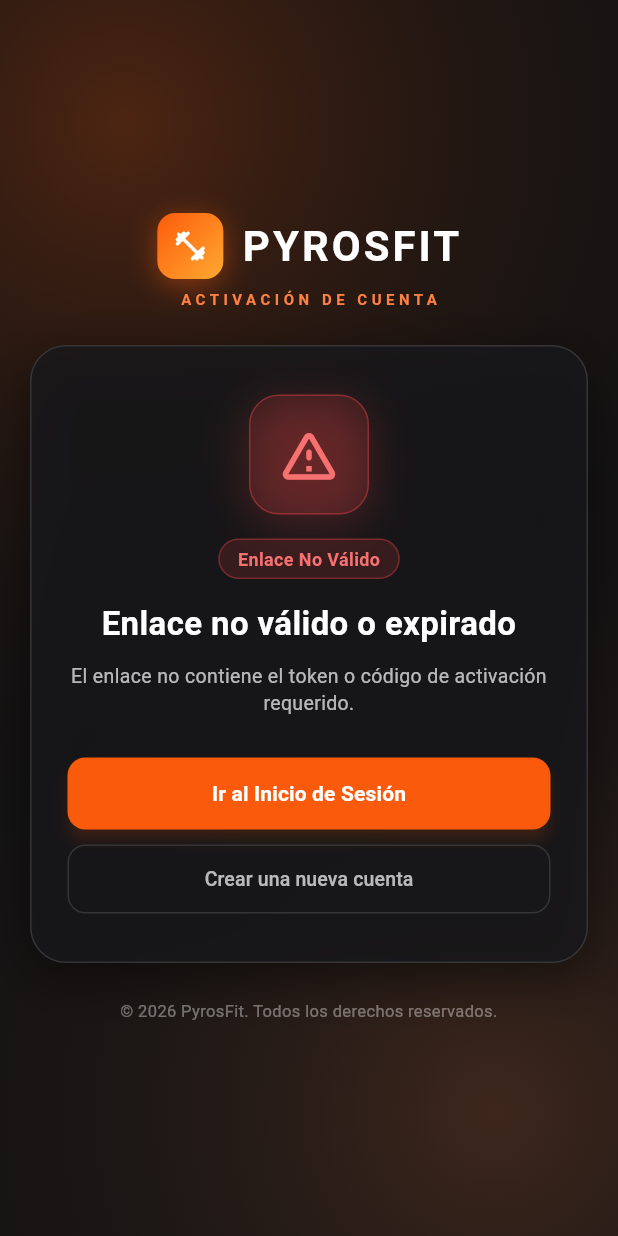
After one commit to AbelSpecs/FitnessCocoMovil, a Flutter app: the ConfirmEmailScreen screen opened by its route, on a phone screen of 412 x 824 dp. The commit adds this screen. Run offline on Flutter 3.47's test engine with Material 3 defaults, Android fonts, the phone set to English and light mode, and no system bars; our stand-ins replace dio, flutter_dotenv, flutter_secure_storage, go_router, logger, toastification; accounts and stored records are empty; Roboto replaces fonts that are missing (Barlow, BebasNeue).

Commit message:
fix: fixed some bugs

```diff
--- a/lib/core/router/route_tree.dart
+++ b/lib/core/router/route_tree.dart
@@ -4,6 +4,7 @@ import 'package:pyrosfitmovil/core/router/router.dart';
 import 'package:pyrosfitmovil/features/auth/presentation/screens/login_screen.dart';
 import 'package:pyrosfitmovil/features/auth/presentation/screens/register_screen.dart';
 import 'package:pyrosfitmovil/features/auth/presentation/screens/register_info_screen.dart';
+import 'package:pyrosfitmovil/features/auth/presentation/screens/confirm_email_screen.dart';
 
 import 'package:pyrosfitmovil/features/clients/presentation/screens/clients_screen.dart';
 import 'package:pyrosfitmovil/features/clients/presentation/screens/client_routines_screen.dart';
@@ -111,7 +112,20 @@ class AppRouter {
         GoRoute(
           path: '/register-info',
           builder: (context, state) => const RegisterInfoScreen(),
-        )
+        ),
+        GoRoute(
+          path: '/confirm-email',
+          builder: (context, state) {
+            final userId = state.uri.queryParameters['userId'];
+            final token = state.uri.queryParameters['token'];
+            final code = state.uri.queryParameters['code'];
+            return ConfirmEmailScreen(
+              userId: userId,
+              token: token,
+              code: code,
+            );
+          },
+        ),
       ],
       errorBuilder: (context, state) {
         return DefaultErrorScreen(
--- a/lib/features/auth/data/services/auth_service.dart
+++ b/lib/features/auth/data/services/auth_service.dart
@@ -67,4 +67,43 @@ class AuthService {
   static Future<void> associateCoach(CoachStudent data) async {
     await _api.post('/CoachStudents', data: data.toJson());
   }
+
+  static Future<Map<String, dynamic>> confirmEmail({
+    int? userId,
+    required String code,
+  }) async {
+    try {
+      final response = await _api.post('/Users/ConfirmEmail', data: {
+        'code': code,
+        'token': code,
+        if (userId != null) 'userId': userId,
+      });
+
+      if (response.data != null) {
+        if (response.data['isSuccess'] == false || response.data['success'] == false) {
+          throw Exception(
+              response.data['message'] ?? 'El código de activación es inválido o ha expirado.');
+        }
+        return response.data is Map<String, dynamic>
+            ? response.data as Map<String, dynamic>
+            : <String, dynamic>{};
+      }
+      throw Exception('Ha ocurrido un error al confirmar tu cuenta.');
+    } on DioException catch (e) {
+      if (e.response != null && e.response?.data != null) {
+        final data = e.response!.data;
+        if (data is Map) {
+          final msg = data['message'] ?? data['title'];
+          if (msg != null) throw Exception(msg.toString());
+        }
+      }
+      throw Exception('El enlace de activación ha expirado o ya ha sido utilizado.');
+    } catch (e) {
+      logger.e('Error en confirmEmail: ');
+      if (e.toString().contains('Exception:')) {
+        rethrow;
+      }
+      throw Exception('Ha ocurrido un error al confirmar tu cuenta.');
+    }
+  }
 }
--- /dev/null
+++ b/lib/features/auth/presentation/screens/confirm_email_screen.dart
@@ -0,0 +1,519 @@
+import 'package:flutter/material.dart';
+import 'package:go_router/go_router.dart';
+import 'package:pyrosfitmovil/features/auth/data/services/auth_service.dart';
+import 'package:pyrosfitmovil/theme/app_theme.dart';
+
+enum ConfirmEmailStatus { validating, success, error }
+
+class ConfirmEmailScreen extends StatefulWidget {
+  final String? userId;
+  final String? token;
+  final String? code;
+
+  const ConfirmEmailScreen({
+    super.key,
+    this.userId,
+    this.token,
+    this.code,
+  });
+
+  @override
+  State<ConfirmEmailScreen> createState() => _ConfirmEmailScreenState();
+}
+
+class _ConfirmEmailScreenState extends State<ConfirmEmailScreen>
+    with SingleTickerProviderStateMixin {
+  ConfirmEmailStatus _status = ConfirmEmailStatus.validating;
+  String _errorMessage = '';
+  late AnimationController _pulseController;
+  late Animation<double> _pulseAnimation;
+
+  @override
+  void initState() {
+    super.initState();
+    _pulseController = AnimationController(
+      vsync: this,
+      duration: const Duration(milliseconds: 1500),
+    )..repeat(reverse: true);
+
+    _pulseAnimation = Tween<double>(begin: 0.9, end: 1.1).animate(
+      CurvedAnimation(parent: _pulseController, curve: Curves.easeInOut),
+    );
+
+    _executeConfirmation();
+  }
+
+  @override
+  void dispose() {
+    _pulseController.dispose();
+    super.dispose();
+  }
+
+  Future<void> _executeConfirmation() async {
+    final activeToken = widget.token?.isNotEmpty == true
+        ? widget.token!
+        : (widget.code?.isNotEmpty == true ? widget.code! : '');
+
+    if (activeToken.isEmpty) {
+      if (mounted) {
+        setState(() {
+          _status = ConfirmEmailStatus.error;
+          _errorMessage =
+              'El enlace no contiene el token o código de activación requerido.';
+        });
+      }
+      return;
+    }
+
+    try {
+      if (mounted) {
+        setState(() => _status = ConfirmEmailStatus.validating);
+      }
+
+      final parsedUserId = widget.userId != null ? int.tryParse(widget.userId!) : null;
+
+      await AuthService.confirmEmail(
+        userId: parsedUserId,
+        code: activeToken,
+      );
+
+      if (mounted) {
+        setState(() {
+          _status = ConfirmEmailStatus.success;
+        });
+      }
+    } catch (e) {
+      if (mounted) {
+        setState(() {
+          _status = ConfirmEmailStatus.error;
+          final rawMsg = e.toString().replaceFirst('Exception: ', '').trim();
+          _errorMessage = rawMsg.isNotEmpty
+              ? rawMsg
+              : 'El enlace de activación ha expirado o ya ha sido utilizado.';
+        });
+      }
+    }
+  }
+
+  @override
+  Widget build(BuildContext context) {
+    return context.pyrosStyles.buildMeshBackground(
+      child: Scaffold(
+        backgroundColor: Colors.transparent,
+        body: SafeArea(
+          child: Center(
+            child: SingleChildScrollView(
+              padding: const EdgeInsets.symmetric(horizontal: 20.0, vertical: 24.0),
+              child: ConstrainedBox(
+                constraints: const BoxConstraints(maxWidth: 440),
+                child: Column(
+                  mainAxisSize: MainAxisSize.min,
+                  children: [
+                    // Brand Header
+                    _buildBrandHeader(),
+                    const SizedBox(height: 24),
+
+                    // Dynamic State Card
+                    _buildStateCard(),
+                    const SizedBox(height: 24),
+
+                    // Footer Info
+                    Text(
+                      '© ${DateTime.now().year} PyrosFit. Todos los derechos reservados.',
+                      style: const TextStyle(
+                        color: Colors.white38,
+                        fontSize: 11,
+                      ),
+                      textAlign: TextAlign.center,
+                    ),
+                  ],
+                ),
+              ),
+            ),
+          ),
+        ),
+      ),
+    );
+  }
+
+  Widget _buildBrandHeader() {
+    return Column(
+      children: [
+        GestureDetector(
+          onTap: () => context.go('/login'),
+          child: Row(
+            mainAxisSize: MainAxisSize.min,
+            children: [
+              Container(
+                width: 44,
+                height: 44,
+                decoration: BoxDecoration(
+                  gradient: AppTheme.fireGradient,
+                  borderRadius: BorderRadius.circular(12),
+                  boxShadow: [
+                    BoxShadow(
+                      color: AppTheme.primary.withValues(alpha: 0.45),
+                      blurRadius: 16,
+                      offset: const Offset(0, 4),
+                    )
+                  ],
+                ),
+                child: const Icon(
+                  Icons.fitness_center_rounded,
+                  color: Colors.white,
+                  size: 24,
+                ),
+              ),
+              const SizedBox(width: 12),
+              const Text(
+                'PYROSFIT',
+                style: TextStyle(
+                  fontFamily: 'BebasNeue',
+                  fontSize: 28,
+                  fontWeight: FontWeight.bold,
+                  letterSpacing: 2.0,
+                  color: Colors.white,
+                ),
+              ),
+            ],
+          ),
+        ),
+        const SizedBox(height: 6),
+        const Text(
+          'ACTIVACIÓN DE CUENTA',
+          style: TextStyle(
+            fontSize: 10,
+            fontWeight: FontWeight.bold,
+            letterSpacing: 3.0,
+            color: AppTheme.primaryGlow,
+          ),
+        ),
+      ],
+    );
+  }
+
+  Widget _buildStateCard() {
+    return Container(
+      width: double.infinity,
+      padding: const EdgeInsets.symmetric(horizontal: 24.0, vertical: 32.0),
+      decoration: BoxDecoration(
+        color: const Color(0xFF18181B).withValues(alpha: 0.8),
+        borderRadius: BorderRadius.circular(24),
+        border: Border.all(color: AppTheme.border.withValues(alpha: 0.8)),
+        boxShadow: [
+          BoxShadow(
+            color: Colors.black.withValues(alpha: 0.5),
+            blurRadius: 30,
+            offset: const Offset(0, 10),
+          ),
+        ],
+      ),
+      child: AnimatedSwitcher(
+        duration: const Duration(milliseconds: 350),
+        child: _buildCurrentStateContent(),
+      ),
+    );
+  }
+
+  Widget _buildCurrentStateContent() {
+    switch (_status) {
+      case ConfirmEmailStatus.validating:
+        return _buildValidatingState();
+      case ConfirmEmailStatus.success:
+        return _buildSuccessState();
+      case ConfirmEmailStatus.error:
+        return _buildErrorState();
+    }
+  }
+
+  // 1. ESTADO: VALIDANDO (CARGA)
+  Widget _buildValidatingState() {
+    return Column(
+      key: const ValueKey('validating'),
+      mainAxisSize: MainAxisSize.min,
+      children: [
+        ScaleTransition(
+          scale: _pulseAnimation,
+          child: Container(
+            width: 80,
+            height: 80,
+            decoration: BoxDecoration(
+              color: AppTheme.primary.withValues(alpha: 0.12),
+              borderRadius: BorderRadius.circular(20),
+              border: Border.all(color: AppTheme.primary.withValues(alpha: 0.35)),
+              boxShadow: [
+                BoxShadow(
+                  color: AppTheme.primary.withValues(alpha: 0.25),
+                  blurRadius: 24,
+                  offset: const Offset(0, 6),
+                ),
+              ],
+            ),
+            child: const Icon(
+              Icons.local_fire_department_rounded,
+              color: AppTheme.primaryGlow,
+              size: 42,
+            ),
+          ),
+        ),
+        const SizedBox(height: 24),
+        const Text(
+          'Validando tu cuenta...',
+          style: TextStyle(
+            fontSize: 22,
+            fontWeight: FontWeight.bold,
+            fontFamily: 'Barlow',
+            color: Colors.white,
+          ),
+          textAlign: TextAlign.center,
+        ),
+        const SizedBox(height: 10),
+        const Text(
+          'Estamos verificando tu enlace de activación en nuestros servidores. Solo tomará unos segundos.',
+          style: TextStyle(
+            color: Colors.white70,
+            fontSize: 13,
+            height: 1.4,
+          ),
+          textAlign: TextAlign.center,
+        ),
+        const SizedBox(height: 28),
+        Row(
+          mainAxisAlignment: MainAxisAlignment.center,
+          children: [
+            const SizedBox(
+              width: 14,
+              height: 14,
+              child: CircularProgressIndicator(
+                color: AppTheme.primaryGlow,
+                strokeWidth: 2,
+              ),
+            ),
+            const SizedBox(width: 10),
+            Text(
+              'Procesando confirmación segura',
+              style: TextStyle(
+                color: Colors.white.withValues(alpha: 0.6),
+                fontSize: 12,
+              ),
+            ),
+          ],
+        ),
+      ],
+    );
+  }
+
+  // 2. ESTADO: ÉXITO (VALIDADA)
+  Widget _buildSuccessState() {
+    return Column(
+      key: const ValueKey('success'),
+      mainAxisSize: MainAxisSize.min,
+      children: [
+        Container(
+          width: 80,
+          height: 80,
+          decoration: BoxDecoration(
+            color: const Color(0xFF10B981).withValues(alpha: 0.15),
+            borderRadius: BorderRadius.circular(20),
+            border: Border.all(color: const Color(0xFF10B981).withValues(alpha: 0.4)),
+            boxShadow: const [
+              BoxShadow(
+                color: Color(0x4010B981),
+                blurRadius: 25,
+                offset: Offset(0, 6),
+              ),
+            ],
+          ),
+          child: const Icon(
+            Icons.check_circle_rounded,
+            color: Color(0xFF34D399),
+            size: 44,
+          ),
+        ),
+        const SizedBox(height: 16),
+        Container(
+          padding: const EdgeInsets.symmetric(horizontal: 12, vertical: 4),
+          decoration: BoxDecoration(
+            color: const Color(0xFF10B981).withValues(alpha: 0.15),
+            borderRadius: BorderRadius.circular(20),
+            border: Border.all(color: const Color(0xFF10B981).withValues(alpha: 0.35)),
+          ),
+          child: const Text(
+            'Cuenta Verificada',
+            style: TextStyle(
+              color: Color(0xFF34D399),
+              fontSize: 12,
+              fontWeight: FontWeight.w600,
+            ),
+          ),
+        ),
+        const SizedBox(height: 14),
+        const Text(
+          '¡Tu cuenta ha sido validada!',
+          style: TextStyle(
+            fontSize: 22,
+            fontWeight: FontWeight.bold,
+            fontFamily: 'Barlow',
+            color: Colors.white,
+          ),
+          textAlign: TextAlign.center,
+        ),
+        const SizedBox(height: 10),
+        const Text(
+          'Tu dirección de correo ha sido confirmada con éxito. Ya puedes iniciar sesión con tus credenciales y acceder a tus entrenamientos.',
+          style: TextStyle(
+            color: Colors.white70,
+            fontSize: 13,
+            height: 1.4,
+          ),
+          textAlign: TextAlign.center,
+        ),
+        const SizedBox(height: 28),
+        SizedBox(
+          width: double.infinity,
+          height: 50,
+          child: ElevatedButton(
+            onPressed: () => context.go('/login'),
+            style: ElevatedButton.styleFrom(
+              backgroundColor: AppTheme.primary,
+              foregroundColor: Colors.white,
+              shape: RoundedRectangleBorder(
+                borderRadius: BorderRadius.circular(12),
+              ),
+              elevation: 4,
+              shadowColor: AppTheme.primary.withValues(alpha: 0.5),
+            ),
+            child: const Row(
+              mainAxisAlignment: MainAxisAlignment.center,
+              children: [
+                Text(
+                  'Iniciar Sesión',
+                  style: TextStyle(
+                    fontSize: 15,
+                    fontWeight: FontWeight.bold,
+                  ),
+                ),
+                SizedBox(width: 8),
+                Icon(Icons.arrow_forward_rounded, size: 18),
+              ],
+            ),
+          ),
+        ),
+      ],
+    );
+  }
+
+  // 3. ESTADO: ERROR (EXPIRADO / INVÁLIDO)
+  Widget _buildErrorState() {
+    return Column(
+      key: const ValueKey('error'),
+      mainAxisSize: MainAxisSize.min,
+      children: [
+        Container(
+          width: 80,
+          height: 80,
+          decoration: BoxDecoration(
+            color: const Color(0xFFEF4444).withValues(alpha: 0.15),
+            borderRadius: BorderRadius.circular(20),
+            border: Border.all(color: const Color(0xFFEF4444).withValues(alpha: 0.4)),
+            boxShadow: const [
+              BoxShadow(
+                color: Color(0x40EF4444),
+                blurRadius: 25,
+                offset: Offset(0, 6),
+              ),
+            ],
+          ),
+          child: const Icon(
+            Icons.warning_amber_rounded,
+            color: Color(0xFFF87171),
+            size: 44,
+          ),
+        ),
+        const SizedBox(height: 16),
+        Container(
+          padding: const EdgeInsets.symmetric(horizontal: 12, vertical: 4),
+          decoration: BoxDecoration(
+            color: const Color(0xFFEF4444).withValues(alpha: 0.15),
+            borderRadius: BorderRadius.circular(20),
+            border: Border.all(color: const Color(0xFFEF4444).withValues(alpha: 0.35)),
+          ),
+          child: const Text(
+            'Enlace No Válido',
+            style: TextStyle(
+              color: Color(0xFFF87171),
+              fontSize: 12,
+              fontWeight: FontWeight.w600,
+            ),
+          ),
+        ),
+        const SizedBox(height: 14),
+        const Text(
+          'Enlace no válido o expirado',
+          style: TextStyle(
+            fontSize: 22,
+            fontWeight: FontWeight.bold,
+            fontFamily: 'Barlow',
+            color: Colors.white,
+          ),
+          textAlign: TextAlign.center,
+        ),
+        const SizedBox(height: 10),
+        Text(
+          _errorMessage.isNotEmpty
+              ? _errorMessage
+              : 'El enlace de activación ha caducado (límite de 24 horas) o ya ha sido utilizado para validar tu cuenta.',
+          style: const TextStyle(
+            color: Colors.white70,
+            fontSize: 13,
+            height: 1.4,
+          ),
+          textAlign: TextAlign.center,
+        ),
+        const SizedBox(height: 28),
+        SizedBox(
+          width: double.infinity,
+          height: 48,
+          child: ElevatedButton(
+            onPressed: () => context.go('/login'),
+            style: ElevatedButton.styleFrom(
+              backgroundColor: AppTheme.primary,
+              foregroundColor: Colors.white,
+              shape: RoundedRectangleBorder(
+                borderRadius: BorderRadius.circular(12),
+              ),
+              elevation: 4,
+              shadowColor: AppTheme.primary.withValues(alpha: 0.4),
+            ),
+            child: const Text(
+              'Ir al Inicio de Sesión',
+              style: TextStyle(
+                fontSize: 14,
+                fontWeight: FontWeight.bold,
+              ),
+            ),
+          ),
+        ),
+        const SizedBox(height: 10),
+        SizedBox(
+          width: double.infinity,
+          height: 46,
+          child: OutlinedButton(
+            onPressed: () => context.go('/register'),
+            style: OutlinedButton.styleFrom(
+              foregroundColor: Colors.white70,
+              side: BorderSide(color: AppTheme.border.withValues(alpha: 0.8)),
+              shape: RoundedRectangleBorder(
+                borderRadius: BorderRadius.circular(12),
+              ),
+            ),
+            child: const Text(
+              'Crear una nueva cuenta',
+              style: TextStyle(fontSize: 13),
+            ),
+          ),
+        ),
+      ],
+    );
+  }
+}
```
Also changed, not shown: lib/features/auth/presentation/screens/login_screen.dart (+21 -10 lines).
